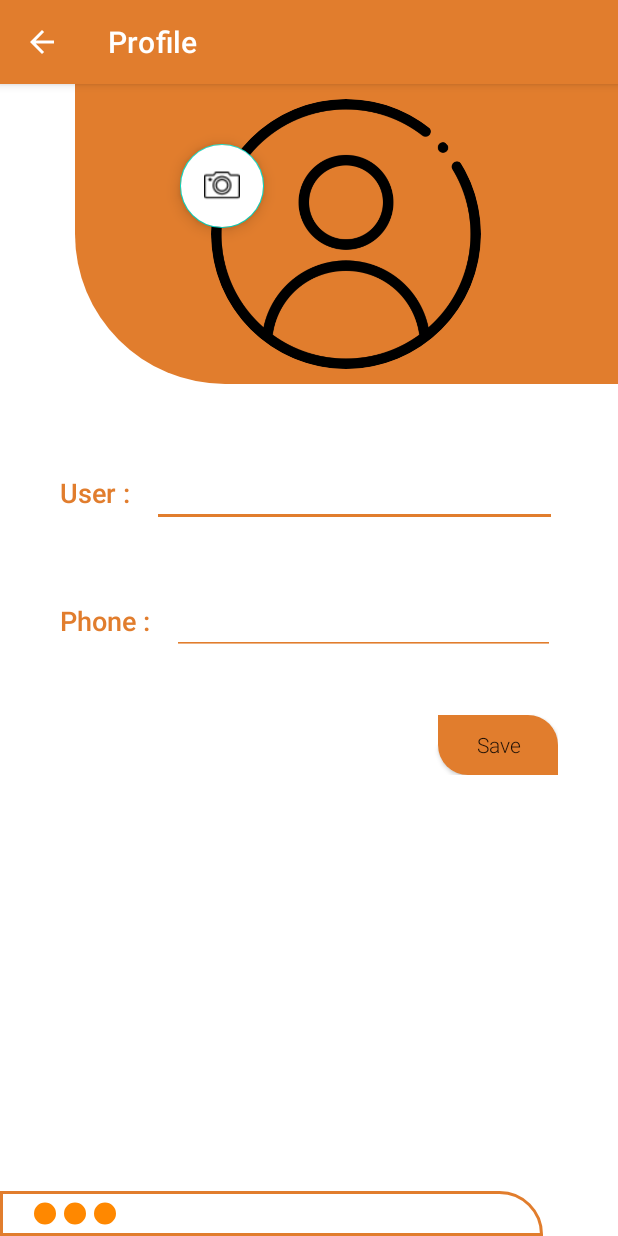
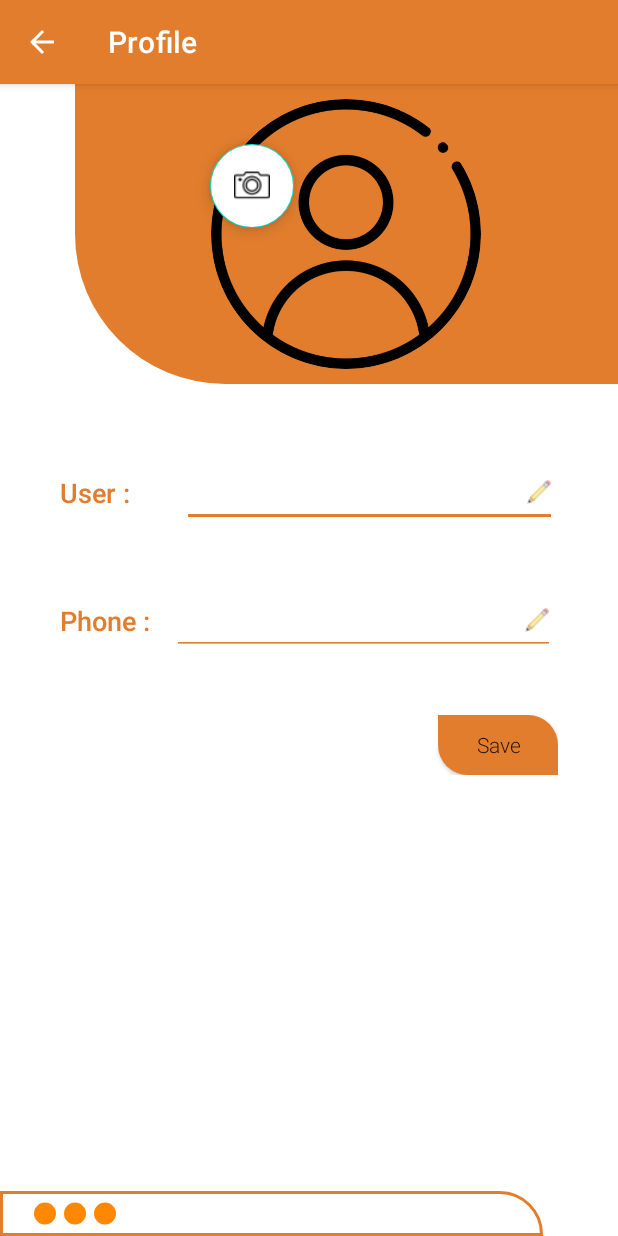
Before and after one commit to Bakarijack/BeTo-Application, an Android app: the fragment EstablishmentFragment placed in its activity, in the options menu, after a tap on "Profile", on a phone screen of 412 x 824 dp. Run offline under Robolectric (Android 15) with nearby library versions, the phone set to English and light mode, and no system bars; our stand-ins replace CircleImageView; libraries missing offline, so code that uses them is left out: com.github.dhaval2404.imagepicker.

Commit message:
5th commit multi delete ok

```diff
--- a/app/src/main/java/com/example/projectfare/activityfiles/Profile.java
+++ b/app/src/main/java/com/example/projectfare/activityfiles/Profile.java
@@ -1,19 +1,38 @@
 package com.example.projectfare.activityfiles;
 
+import android.content.Intent;
+import android.database.Cursor;
 import android.graphics.Color;
 import android.graphics.drawable.ColorDrawable;
+import android.net.Uri;
 import android.os.Build;
 import android.os.Bundle;
 import android.view.MenuItem;
+import android.view.View;
+import android.widget.EditText;
+import android.widget.Toast;
 
 import androidx.annotation.NonNull;
+import androidx.annotation.Nullable;
 import androidx.appcompat.app.ActionBar;
 import androidx.appcompat.app.AppCompatActivity;
+import androidx.appcompat.widget.AppCompatButton;
 
 import com.example.projectfare.R;
+import com.example.projectfare.databasefiles.UserDatabaseHandler;
+import com.example.projectfare.modalclasses.UserModalClass;
+import com.github.dhaval2404.imagepicker.ImagePicker;
+import com.google.android.material.floatingactionbutton.FloatingActionButton;
+
+import de.hdodenhof.circleimageview.CircleImageView;
 
 public class Profile extends AppCompatActivity {
-
+    private CircleImageView userImage;
+    private FloatingActionButton addPic;
+    private UserDatabaseHandler userDatabaseHandler;
+    private UserModalClass userModalClass;
+    private EditText username,phone;
+    private AppCompatButton saveButton;
     @Override
     protected void onCreate(Bundle savedInstanceState) {
         super.onCreate(savedInstanceState);
@@ -31,6 +50,40 @@ public class Profile extends AppCompatActivity {
         if (android.os.Build.VERSION.SDK_INT >= Build.VERSION_CODES.LOLLIPOP) {
             getWindow().setNavigationBarColor(getResources().getColor(R.color.orange));
         }
+
+        userDatabaseHandler = new UserDatabaseHandler(this);
+
+        userImage = (CircleImageView) findViewById(R.id.userImage);
+        username = (EditText) findViewById(R.id.userName);
+        phone = (EditText) findViewById(R.id.phone);
+        saveButton = (AppCompatButton) findViewById(R.id.saveButton);
+        getUserData();
+
+        saveButton.setOnClickListener(new View.OnClickListener() {
+            @Override
+            public void onClick(View view) {
+                if (userDatabaseHandler.updateUserData(username.getText().toString(),phone.getText().toString(),userModalClass.getPhoneNumber()) == true){
+                    Toast.makeText(Profile.this,"Successfully updated",Toast.LENGTH_SHORT);
+                }else {
+                    Toast.makeText(Profile.this,"Failed to updated",Toast.LENGTH_SHORT);
+                }
+            }
+        });
+    }
+
+    public void pickImage(View view){
+        ImagePicker.with(this)
+                .crop()	    			//Crop image(Optional), Check Customization for more option
+                .compress(1024)			//Final image size will be less than 1 MB(Optional)
+                .maxResultSize(1080, 1080)	//Final image resolution will be less than 1080 x 1080(Optional)
+                .start();
+    }
+
+    @Override
+    protected void onActivityResult(int requestCode, int resultCode, @Nullable Intent data) {
+        super.onActivityResult(requestCode, resultCode, data);
+        Uri uri = data.getData();
+        userImage.setImageURI(uri);
     }
 
     @Override
@@ -42,4 +95,21 @@ public class Profile extends AppCompatActivity {
         }
         return super.onOptionsItemSelected(item);
     }
+
+
+    public void getUserData(){
+        Cursor cursor = userDatabaseHandler.getData();
+
+        if (cursor.getCount() == 0){
+            Toast.makeText(Profile.this,"No user exist",Toast.LENGTH_SHORT).show();
+            return;
+        }else {
+            if (cursor.moveToFirst())
+                userModalClass = new UserModalClass(cursor.getString(1),cursor.getString(2));
+        }
+
+        username.setText(userModalClass.getName());
+        phone.setText(userModalClass.getPhoneNumber());
+    }
+
 }
--- a/app/src/main/java/com/example/projectfare/menufragments/EstablishmentFragment.java
+++ b/app/src/main/java/com/example/projectfare/menufragments/EstablishmentFragment.java
@@ -86,6 +86,7 @@ public class EstablishmentFragment extends Fragment implements CallBackItemTouch
         observer = new RVEMptyObserver(recyclerView,defaultText);
         adapter.registerAdapterDataObserver(observer);
         displayData();
+
 
         //ids for the floating buttons
         addButton = (FloatingActionButton) view.findViewById(R.id.addButton);
@@ -247,7 +248,8 @@ public class EstablishmentFragment extends Fragment implements CallBackItemTouch
     @Override
     public void onResume() {
         super.onResume();
-       // establishmentModalArrayList.clear();
+        //adapter.notifyDataSetChanged();
+        //establishmentModalArrayList.clear();
         displayData();
         deleteData();
         adapter.notifyDataSetChanged();
@@ -260,22 +262,33 @@ public class EstablishmentFragment extends Fragment implements CallBackItemTouch
     }
 
     public void deleteData(){
-        if (!establishmentModalArrayList.contains(modal) && modal != null ){
-            establishmentDatabaseHandler.deleteEstablishment(modal.getReviewId());
-            reviewsDatabaseHandler.deleteReviewData(modal.getReviewId());
+        if (deletedEst.size() > -1){
+            for (EstablishmentModal modal : deletedEst){
+                establishmentDatabaseHandler.deleteEstablishment(modal.getReviewId());
+                reviewsDatabaseHandler.deleteReviewData(modal.getReviewId());
+            }
             establishmentModalArrayList.clear();
+            deletedEst.clear();
             displayData();
-            modal = null;
         }
+//        if (modal != null ){
+//            establishmentDatabaseHandler.deleteEstablishment(modal.getReviewId());
+//            reviewsDatabaseHandler.deleteReviewData(modal.getReviewId());
+//            establishmentModalArrayList.clear();
+//            displayData();
+//            modal = null;
+//        }
     }
 
-    private EstablishmentModal modal = null;
+    //private EstablishmentModal modal = null;
+    private ArrayList<EstablishmentModal> deletedEst = new ArrayList<>();
     @Override
     public void onSwipe(RecyclerView.ViewHolder viewHolder, int position) {
         String name = establishmentModalArrayList.get(viewHolder.getAdapterPosition()).getEstablishmentName();
         final  EstablishmentModal deletedModal = establishmentModalArrayList.get(viewHolder.getAdapterPosition());
         final int deletedModalIndex = viewHolder.getAdapterPosition();
-        modal = deletedModal;
+        //modal = deletedModal;
+        deletedEst.add(deletedModal);
         //remove the item from the recyclerview
         adapter.removeItem(viewHolder.getAdapterPosition());
 
@@ -287,7 +300,8 @@ public class EstablishmentFragment extends Fragment implements CallBackItemTouch
             @Override
             public void onClick(View view) {
                 adapter.restoreItem(deletedModal,deletedModalIndex);
-                modal = null;
+               // modal = null;
+                deletedEst.remove(deletedEst.size()-1);
             }
         });
 
--- a/app/src/main/res/layout/activity_profile.xml
+++ b/app/src/main/res/layout/activity_profile.xml
@@ -21,10 +21,12 @@
                 android:layout_height="wrap_content"
                 android:layout_marginTop="40dp"
                 android:id="@+id/addProfilePic"
-                android:layout_marginLeft="70dp"
+                android:onClick="pickImage"
+                android:layout_marginLeft="90dp"
                 android:backgroundTint="@color/white"/>
 
             <de.hdodenhof.circleimageview.CircleImageView
+                android:id="@+id/userImage"
                 android:layout_width="180dp"
                 android:layout_height="180dp"
                 android:layout_centerInParent="true"
@@ -58,9 +60,12 @@
                         android:fontFamily="sans-serif-medium"
                         android:textAllCaps="false"/>
                     <EditText
-                        android:layout_width="270dp"
+                        android:layout_width="250dp"
                         android:layout_height="wrap_content"
                         android:textSize="18dp"
+                        android:layout_marginLeft="20dp"
+                        android:drawableRight="@drawable/editb"
+                        android:singleLine="true"
                         android:backgroundTint="@color/orange"
                         android:fontFamily="sans-serif-light"
                         android:id="@+id/userName"/>
@@ -84,6 +89,9 @@
                         android:layout_width="255dp"
                         android:layout_height="wrap_content"
                         android:textSize="18dp"
+                        android:singleLine="true"
+                        android:editable="false"
+                        android:drawableRight="@drawable/editb"
                         android:backgroundTint="@color/orange"
                         android:fontFamily="sans-serif-light"
                         android:id="@+id/phone"/>
--- /dev/null
+++ b/app/src/main/res/mipmap-anydpi-v26/my_icon.xml
@@ -0,0 +1,5 @@
+<?xml version="1.0" encoding="utf-8"?>
+<adaptive-icon xmlns:android="http://schemas.android.com/apk/res/android">
+    <background android:drawable="@color/my_icon_background"/>
+    <foreground android:drawable="@drawable/my_icon_foreground"/>
+</adaptive-icon>
--- /dev/null
+++ b/app/src/main/res/mipmap-anydpi-v26/my_icon_round.xml
@@ -0,0 +1,5 @@
+<?xml version="1.0" encoding="utf-8"?>
+<adaptive-icon xmlns:android="http://schemas.android.com/apk/res/android">
+    <background android:drawable="@color/my_icon_background"/>
+    <foreground android:drawable="@drawable/my_icon_foreground"/>
+</adaptive-icon>
--- /dev/null
+++ b/app/src/main/res/values/my_icon_background.xml
@@ -0,0 +1,4 @@
+<?xml version="1.0" encoding="utf-8"?>
+<resources>
+    <color name="my_icon_background">#000000</color>
+</resources>
```
Also changed, not shown: app/src/main/java/com/example/projectfare/databasefiles/UserDatabaseHandler.java (+16 -0 lines), app/src/main/res/drawable/my_icon_foreground.xml (added, +19 -0 lines), app/src/main/my_icon-playstore.png (added), app/src/main/res/mipmap-hdpi/my_icon.png (added), app/src/main/res/mipmap-hdpi/my_icon_round.png (added), app/src/main/res/mipmap-mdpi/my_icon.png (added), app/src/main/res/mipmap-mdpi/my_icon_round.png (added), app/src/main/res/mipmap-xhdpi/my_icon.png (added), app/src/main/res/mipmap-xhdpi/my_icon_round.png (added), app/src/main/res/mipmap-xxhdpi/my_icon.png (added), app/src/main/res/mipmap-xxhdpi/my_icon_round.png (added), app/src/main/res/mipmap-xxxhdpi/my_icon.png (added), app/src/main/res/mipmap-xxxhdpi/my_icon_round.png (added).
